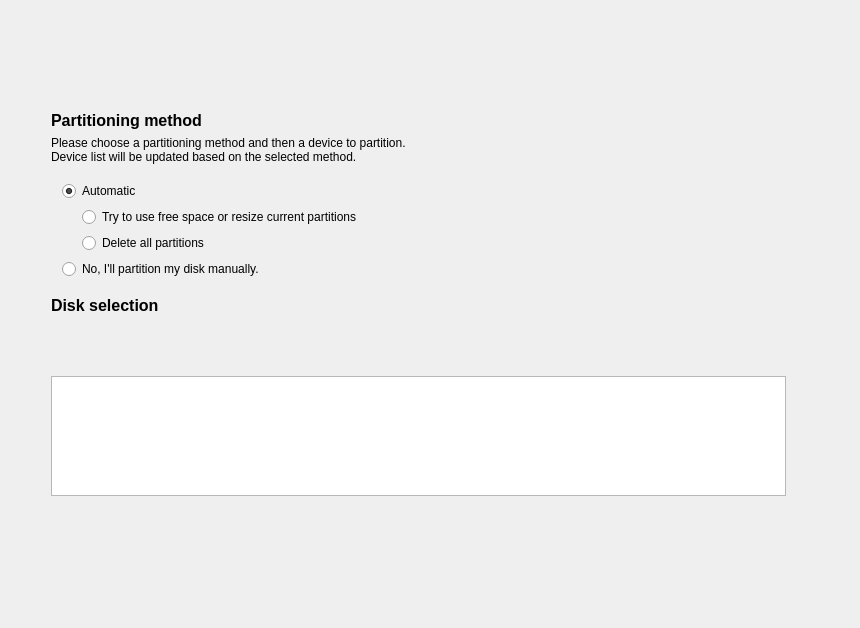
The window that yali/gui/Ui/autopartwidget.ui (dadas45li/yali) describes before a commit, drawn with Qt 5.
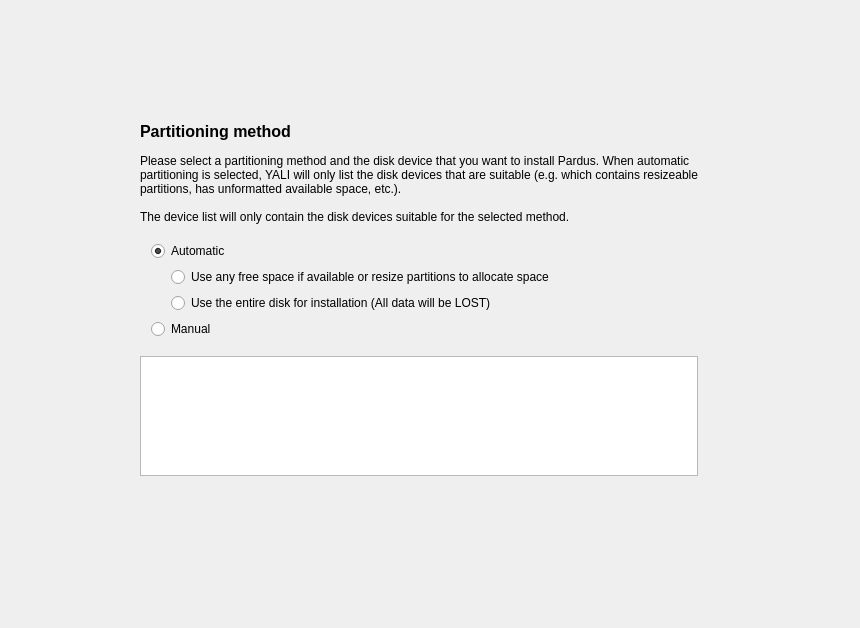
The same window after the commit.

Commit message:
Update strings in YALI (Part 1)
TODO-I18N contains the current status and todo items

The edit to the form file:
```diff
--- a/yali/gui/Ui/autopartwidget.ui
+++ b/yali/gui/Ui/autopartwidget.ui
@@ -31,8 +31,8 @@
      <property name="orientation" >
       <enum>Qt::Horizontal</enum>
      </property>
-     <property name="sizeType" >
-      <enum>QSizePolicy::Fixed</enum>
+     <property name="sizeType">
+      <enum>QSizePolicy::Expanding</enum>
      </property>
      <property name="sizeHint" stdset="0" >
       <size>
@@ -62,9 +62,11 @@
       </widget>
      </item>
      <item>
-      <widget class="QLabel" name="label" >
-       <property name="text" >
-        <string>Please choose a partitioning method and then a device to partition.&lt;br>Device list will be updated based on the selected method.</string>
+      <widget class="QLabel" name="label">
+       <property name="text">
+        <string>Please select a partitioning method and the disk device that you want to install Pardus. When automatic partitioning is selected, YALI will only list the disk devices that are suitable (e.g. which contains resizeable partitions, has unformatted available space, etc.).
+
+The device list will only contain the disk devices suitable for the selected method.</string>
        </property>
        <property name="textFormat" >
         <enum>Qt::AutoText</enum>
@@ -128,8 +130,8 @@
             <property name="toolTip" >
              <string>This option will try to find free disk space of suitable size. If no such disk space exists, it will look for resizable partitions</string>
             </property>
-            <property name="text" >
-             <string>Try to use free space or resize current partitions</string>
+            <property name="text">
+             <string>Use any free space if available or resize partitions to allocate space</string>
             </property>
             <property name="checkable" >
              <bool>true</bool>
@@ -147,8 +149,8 @@
             <property name="toolTip" >
              <string>This option will erase the entire disk. All the data on the disk will be lost.</string>
             </property>
-            <property name="text" >
-             <string>Delete all partitions</string>
+            <property name="text">
+             <string>Use the entire disk for installation (All data will be LOST)</string>
             </property>
             <property name="checkable" >
              <bool>true</bool>
@@ -168,8 +170,8 @@
           <property name="toolTip" >
            <string>This option allows partitioning the disk to your wishes.</string>
           </property>
-          <property name="text" >
-           <string>No, I'll partition my disk manually.</string>
+          <property name="text">
+           <string>Manual</string>
           </property>
           <property name="checkable" >
            <bool>true</bool>
@@ -185,26 +187,9 @@
      <item>
       <layout class="QVBoxLayout" >
        <item>
-        <widget class="QLabel" name="textLabel1_2" >
-         <property name="text" >
-          <string>&lt;!DOCTYPE HTML PUBLIC "-//W3C//DTD HTML 4.0//EN" "http://www.w3.org/TR/REC-html40/strict.dtd">
-&lt;html>&lt;head>&lt;meta name="qrichtext" content="1" />&lt;style type="text/css">
-p, li { white-space: pre-wrap; }
-&lt;/style>&lt;/head>&lt;body style=" font-family:'Droid Sans'; font-size:10pt; font-weight:400; font-style:normal;">
-&lt;p style=" margin-top:0px; margin-bottom:0px; margin-left:0px; margin-right:0px; -qt-block-indent:0; text-indent:0px; font-size:8pt;">&lt;span style=" font-size:12pt; font-weight:600;">Disk selection&lt;/span>&lt;/p>&lt;/body>&lt;/html></string>
-         </property>
-         <property name="alignment" >
-          <set>Qt::AlignTop</set>
-         </property>
-         <property name="wordWrap" >
-          <bool>true</bool>
-         </property>
-        </widget>
-       </item>
-       <item>
-        <widget class="QListWidget" name="device_list" >
-         <property name="sizePolicy" >
-          <sizepolicy vsizetype="MinimumExpanding" hsizetype="Expanding" >
+        <widget class="QListWidget" name="device_list">
+         <property name="sizePolicy">
+          <sizepolicy hsizetype="Expanding" vsizetype="MinimumExpanding">
            <horstretch>0</horstretch>
            <verstretch>0</verstretch>
           </sizepolicy>
@@ -242,8 +227,8 @@
      <property name="orientation" >
       <enum>Qt::Horizontal</enum>
      </property>
-     <property name="sizeType" >
-      <enum>QSizePolicy::Fixed</enum>
+     <property name="sizeType">
+      <enum>QSizePolicy::Expanding</enum>
      </property>
      <property name="sizeHint" stdset="0" >
       <size>
@@ -268,7 +253,7 @@
    </item>
   </layout>
  </widget>
- <layoutdefault spacing="6" margin="11" />
+ <layoutdefault spacing="6" margin="11"/>
  <pixmapfunction>qPixmapFromMimeSource</pixmapfunction>
  <resources/>
  <connections>
```
Left out of the diff: 165 changed lines with no effect on the pictures. The commit also changes 53 other files.
